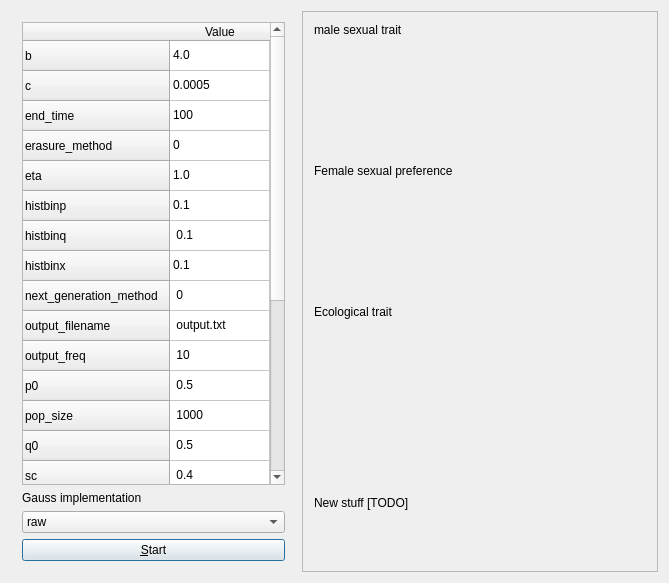
Qt form sado_qtdialog.ui (richelbilderbeek/pbdmms) before a commit.
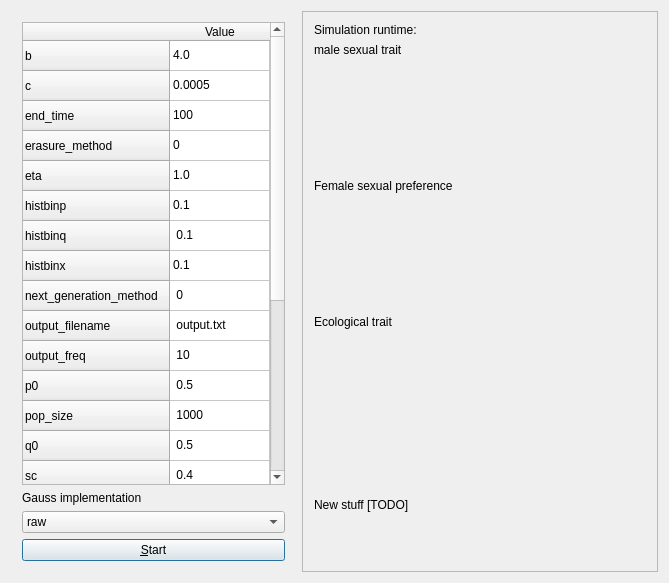
The same form after that commit. Custom widgets are drawn as their Qt base class.

Patch:
```diff
--- a/sado_qtdialog.ui
+++ b/sado_qtdialog.ui
@@ -324,6 +324,19 @@
        </rect>
       </property>
       <layout class="QVBoxLayout" name="verticalLayout_3">
+       <item>
+        <widget class="QLabel" name="label_sim_runtime">
+         <property name="sizePolicy">
+          <sizepolicy hsizetype="Preferred" vsizetype="Maximum">
+           <horstretch>0</horstretch>
+           <verstretch>0</verstretch>
+          </sizepolicy>
+         </property>
+         <property name="text">
+          <string>Simulation runtime: </string>
+         </property>
+        </widget>
+       </item>
        <item>
         <widget class="QLabel" name="label_3">
          <property name="sizePolicy">
```
